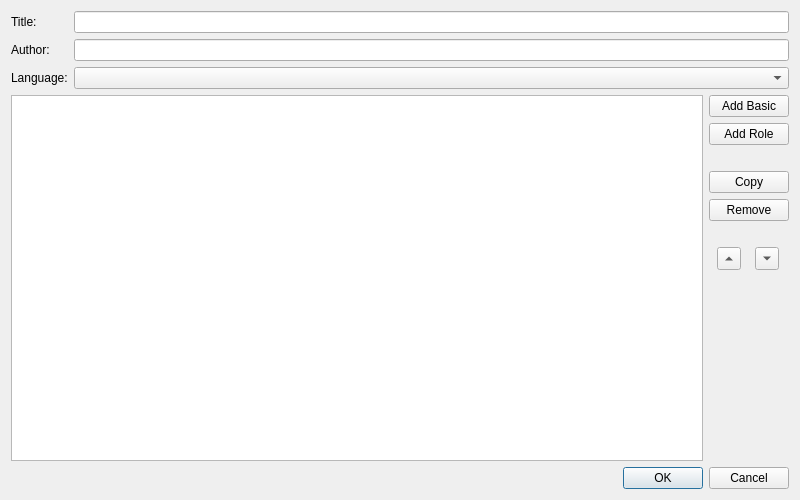
Sigil-Ebook/Sigil, file src/Sigil/Form_Files/MetaEditor.ui: the form before one commit.
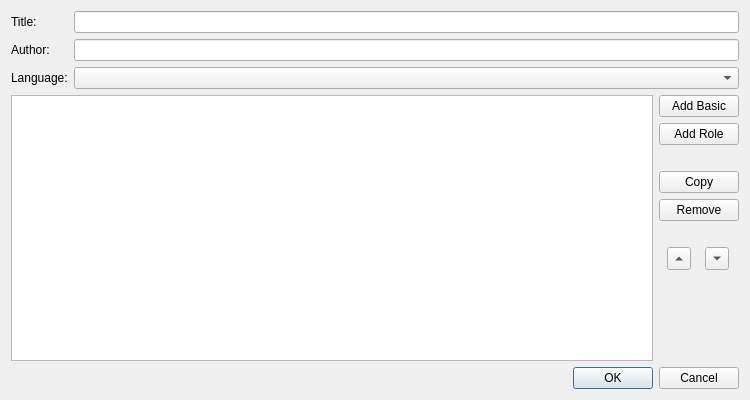
The form after the commit.

Commit message: Fix Metadata to save window position and size on exit, and stop it from being able to be resized too small.

Diff of the .ui file:
```diff
--- a/src/Sigil/Form_Files/MetaEditor.ui
+++ b/src/Sigil/Form_Files/MetaEditor.ui
@@ -6,8 +6,8 @@
    <rect>
     <x>0</x>
     <y>0</y>
-    <width>800</width>
-    <height>500</height>
+    <width>750</width>
+    <height>400</height>
    </rect>
   </property>
   <property name="sizePolicy">
@@ -20,16 +20,10 @@
    <string>Metadata Editor</string>
   </property>
   <layout class="QGridLayout" name="gridLayout">
-   <property name="sizeConstraint">
-    <enum>QLayout::SetMaximumSize</enum>
-   </property>
    <item row="0" column="0">
     <layout class="QHBoxLayout" name="horizontalLayout">
      <item>
       <layout class="QFormLayout" name="formLayout">
-       <property name="fieldGrowthPolicy">
-        <enum>QFormLayout::AllNonFixedFieldsGrow</enum>
-       </property>
        <item row="0" column="0">
         <widget class="QLabel" name="lbTitle">
          <property name="toolTip">
@@ -107,12 +101,6 @@
       </property>
       <item>
        <widget class="QTableView" name="tvMetaTable">
-        <property name="minimumSize">
-         <size>
-          <width>0</width>
-          <height>0</height>
-         </size>
-        </property>
         <property name="alternatingRowColors">
          <bool>true</bool>
         </property>
```
The commit also changes 2 other files.
